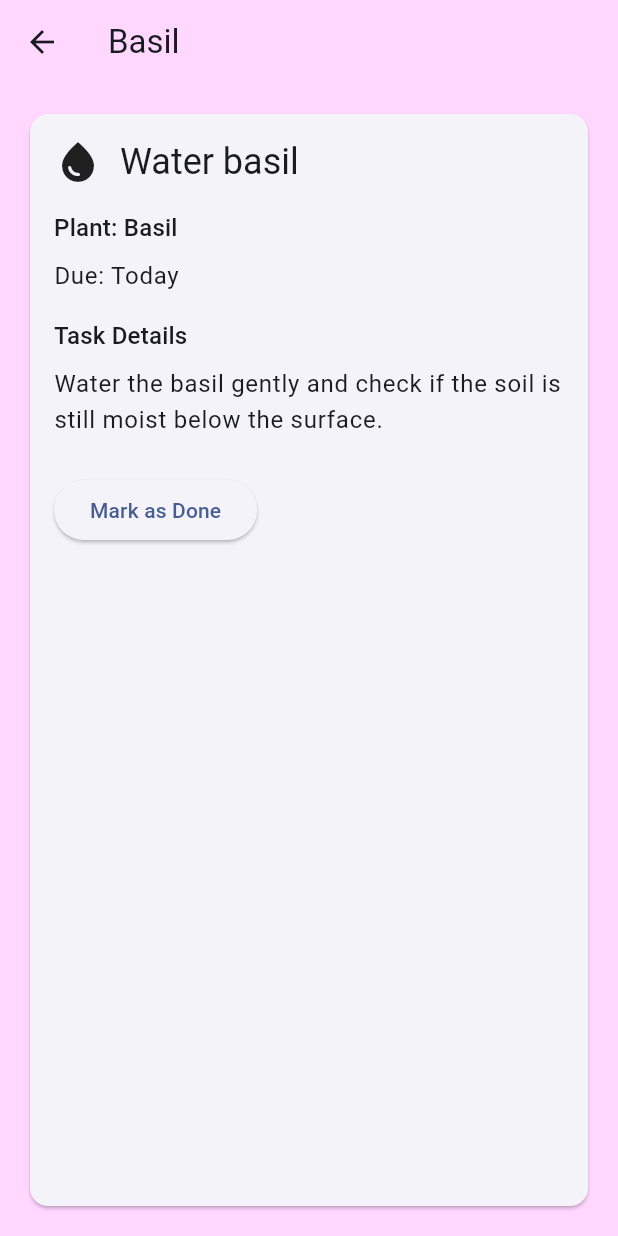
After one commit to majarovtar/vrtnar-ko, a Flutter app: the CalendarScreen screen opened by its route, after a tap on "Water basil", on a phone screen of 412 x 824 dp. The commit adds this screen. Run offline on Flutter 3.47's test engine with Material 3 defaults, Android fonts, the phone set to English and light mode, and no system bars; our stand-ins replace audioplayers, go_router, shared_preferences; accounts and stored records are empty.

Commit message:
Koledar dodan

```diff
--- /dev/null
+++ b/lib/calendar/calendar_event.dart
@@ -0,0 +1,11 @@
+class CalendarEvent {
+  final String title;
+  final String date;
+  final String plantName;
+
+  const CalendarEvent({
+    required this.title,
+    required this.date,
+    required this.plantName,
+  });
+}
--- /dev/null
+++ b/lib/calendar/calendar_screen.dart
@@ -0,0 +1,286 @@
+import 'package:flutter/material.dart';
+
+class CalendarScreen extends StatelessWidget {
+  const CalendarScreen({super.key});
+
+  @override
+  Widget build(BuildContext context) {
+    const todayTasks = [
+      GardenTask(
+        title: 'Water basil',
+        plantName: 'Basil',
+        dueLabel: 'Today',
+        icon: Icons.water_drop,
+        description: 'Water the basil gently and check if the soil is still moist below the surface.',
+      ),
+      GardenTask(
+        title: 'Check tomato leaves',
+        plantName: 'Tomato',
+        dueLabel: 'Today',
+        icon: Icons.search,
+        description: 'Inspect the leaves for yellow spots, dryness, or insects.',
+      ),
+    ];
+
+    const thisWeekTasks = [
+      GardenTask(
+        title: 'Fertilize mint',
+        plantName: 'Mint',
+        dueLabel: 'Monday',
+        icon: Icons.energy_savings_leaf,
+        description: 'Use a light fertilizer and avoid overfeeding.',
+      ),
+      GardenTask(
+        title: 'Rotate rosemary pot',
+        plantName: 'Rosemary',
+        dueLabel: 'Wednesday',
+        icon: Icons.rotate_right,
+        description: 'Rotate the pot so all sides receive sunlight evenly.',
+      ),
+      GardenTask(
+        title: 'Repot chili plant',
+        plantName: 'Chili',
+        dueLabel: 'Friday',
+        icon: Icons.local_florist,
+        description: 'Move the chili plant into a slightly bigger pot with fresh soil.',
+      ),
+    ];
+
+    const overdueTasks = [
+      GardenTask(
+        title: 'Water lavender',
+        plantName: 'Lavender',
+        dueLabel: '2 days late',
+        icon: Icons.warning_amber_rounded,
+        description: 'Check dryness first. Lavender prefers less frequent watering.',
+        isOverdue: true,
+      ),
+    ];
+
+    return Scaffold(
+      appBar: AppBar(
+        title: const Text('Garden Calendar'),
+      ),
+      body: ListView(
+        padding: const EdgeInsets.all(16),
+        children: [
+          const _CalendarHeader(),
+          const SizedBox(height: 20),
+          _TaskSection(
+            title: 'Today',
+            subtitle: 'Tasks your plants need right now',
+            tasks: todayTasks,
+          ),
+          const SizedBox(height: 20),
+          _TaskSection(
+            title: 'This Week',
+            subtitle: 'Upcoming care reminders',
+            tasks: thisWeekTasks,
+          ),
+          const SizedBox(height: 20),
+          _TaskSection(
+            title: 'Overdue Plant Tasks',
+            subtitle: 'Plants that may need attention soon',
+            tasks: overdueTasks,
+          ),
+        ],
+      ),
+    );
+  }
+}
+
+class GardenTask {
+  final String title;
+  final String plantName;
+  final String dueLabel;
+  final IconData icon;
+  final String description;
+  final bool isOverdue;
+
+  const GardenTask({
+    required this.title,
+    required this.plantName,
+    required this.dueLabel,
+    required this.icon,
+    required this.description,
+    this.isOverdue = false,
+  });
+}
+
+class _CalendarHeader extends StatelessWidget {
+  const _CalendarHeader();
+
+  @override
+  Widget build(BuildContext context) {
+    return Card(
+      child: Padding(
+        padding: const EdgeInsets.all(16),
+        child: Row(
+          children: [
+            const Icon(Icons.calendar_month, size: 40),
+            const SizedBox(width: 16),
+            Expanded(
+              child: Column(
+                crossAxisAlignment: CrossAxisAlignment.start,
+                children: [
+                  Text(
+                    'Your Plant Care Plan',
+                    style: Theme.of(context).textTheme.titleLarge,
+                  ),
+                  const SizedBox(height: 6),
+                  Text(
+                    'Keep track of watering, repotting, fertilizing, and plant health.',
+                    style: Theme.of(context).textTheme.bodyMedium,
+                  ),
+                ],
+              ),
+            ),
+          ],
+        ),
+      ),
+    );
+  }
+}
+
+class _TaskSection extends StatelessWidget {
+  final String title;
+  final String subtitle;
+  final List<GardenTask> tasks;
+
+  const _TaskSection({
+    required this.title,
+    required this.subtitle,
+    required this.tasks,
+  });
+
+  @override
+  Widget build(BuildContext context) {
+    return Column(
+      crossAxisAlignment: CrossAxisAlignment.start,
+      children: [
+        Text(
+          title,
+          style: Theme.of(context).textTheme.titleLarge,
+        ),
+        const SizedBox(height: 4),
+        Text(
+          subtitle,
+          style: Theme.of(context).textTheme.bodyMedium,
+        ),
+        const SizedBox(height: 12),
+        if (tasks.isEmpty)
+          const Card(
+            child: Padding(
+              padding: EdgeInsets.all(16),
+              child: Text('No tasks here yet.'),
+            ),
+          )
+        else
+          ...tasks.map((task) => _TaskCard(task: task)),
+      ],
+    );
+  }
+}
+
+class _TaskCard extends StatelessWidget {
+  final GardenTask task;
+
+  const _TaskCard({
+    required this.task,
+  });
+
+  @override
+  Widget build(BuildContext context) {
+    return Card(
+      margin: const EdgeInsets.only(bottom: 10),
+      child: ListTile(
+        leading: Icon(task.icon),
+        title: Text(task.title),
+        subtitle: Text(task.plantName),
+        trailing: Text(task.dueLabel),
+        onTap: () {
+          Navigator.push(
+            context,
+            MaterialPageRoute(
+              builder: (_) => PlantTaskDetailScreen(task: task),
+            ),
+          );
+        },
+      ),
+    );
+  }
+}
+
+class PlantTaskDetailScreen extends StatelessWidget {
+  final GardenTask task;
+
+  const PlantTaskDetailScreen({
+    super.key,
+    required this.task,
+  });
+
+  @override
+  Widget build(BuildContext context) {
+    return Scaffold(
+      appBar: AppBar(
+        title: Text(task.plantName),
+      ),
+      body: Padding(
+        padding: const EdgeInsets.all(16),
+        child: Card(
+          child: Padding(
+            padding: const EdgeInsets.all(16),
+            child: Column(
+              crossAxisAlignment: CrossAxisAlignment.start,
+              children: [
+                Row(
+                  children: [
+                    Icon(task.icon, size: 32),
+                    const SizedBox(width: 12),
+                    Expanded(
+                      child: Text(
+                        task.title,
+                        style: Theme.of(context).textTheme.headlineSmall,
+                      ),
+                    ),
+                  ],
+                ),
+                const SizedBox(height: 16),
+                Text(
+                  'Plant: ${task.plantName}',
+                  style: Theme.of(context).textTheme.titleMedium,
+                ),
+                const SizedBox(height: 8),
+                Text(
+                  'Due: ${task.dueLabel}',
+                  style: Theme.of(context).textTheme.bodyLarge,
+                ),
+                const SizedBox(height: 16),
+                Text(
+                  'Task Details',
+                  style: Theme.of(context).textTheme.titleMedium,
+                ),
+                const SizedBox(height: 8),
+                Text(
+                  task.description,
+                  style: Theme.of(context).textTheme.bodyLarge,
+                ),
+                const SizedBox(height: 24),
+                ElevatedButton(
+                  onPressed: () {
+                    ScaffoldMessenger.of(context).showSnackBar(
+                      SnackBar(
+                        content: Text('${task.title} marked as done'),
+                      ),
+                    );
+                  },
+                  child: const Text('Mark as Done'),
+                ),
+              ],
+            ),
+          ),
+        ),
+      ),
+    );
+  }
+}
--- a/lib/city/city_screen.dart
+++ b/lib/city/city_screen.dart
@@ -136,7 +136,10 @@ class _CityScreenState extends State<CityScreen> {
                 'My balcony',
                 () => GoRouter.of(context).go('/play'),
               ),
-              _menuItem(Icons.calendar_month, 'Calendar', null),
+              _menuItem(
+                Icons.calendar_month,
+                'Calendar',
+                () => GoRouter.of(context).go('/calendar'),),
               _menuItem(
                 Icons.location_city,
                 'City',
--- a/lib/play_session/play_session_screen.dart
+++ b/lib/play_session/play_session_screen.dart
@@ -122,7 +122,10 @@ class _PlaySessionScreenState extends State<PlaySessionScreen> {
                 'My balcony',
                 () => GoRouter.of(context).go('/play'),
               ),
-              _menuItem(Icons.calendar_month, 'Calendar', null),
+              _menuItem(
+                Icons.calendar_month,
+                'Calendar',
+                () => GoRouter.of(context).go('/calendar'),),
               _menuItem(
                 Icons.location_city,
                 'City',
--- a/lib/router.dart
+++ b/lib/router.dart
@@ -15,6 +15,7 @@ import 'style/palette.dart';
 import 'win_game/win_game_screen.dart';
 
 import 'city/city_screen.dart';
+import 'calendar/calendar_screen.dart';
 import 'shared/placeholder_screen.dart';
 
 /// The router describes the game's navigational hierarchy, from the main
@@ -68,6 +69,10 @@ final router = GoRouter(
         ),
 
         GoRoute(
+          path: 'calendar',
+          builder: (context, state) => const CalendarScreen(key: Key('calendar')),
+        ),
+        GoRoute(
           path: 'city',
           builder: (context, state) => const CityScreen(key: Key('city')),
         ),
```
